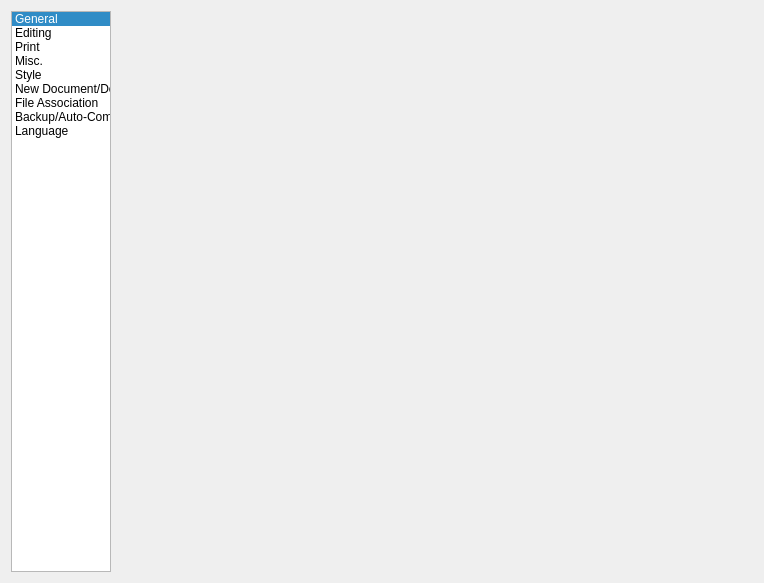
This is src/ainesmile/Dialogs/preferencedialog.ui in missdeer/ainesmile as Qt 5 draws it before an edit. The edited form follows.
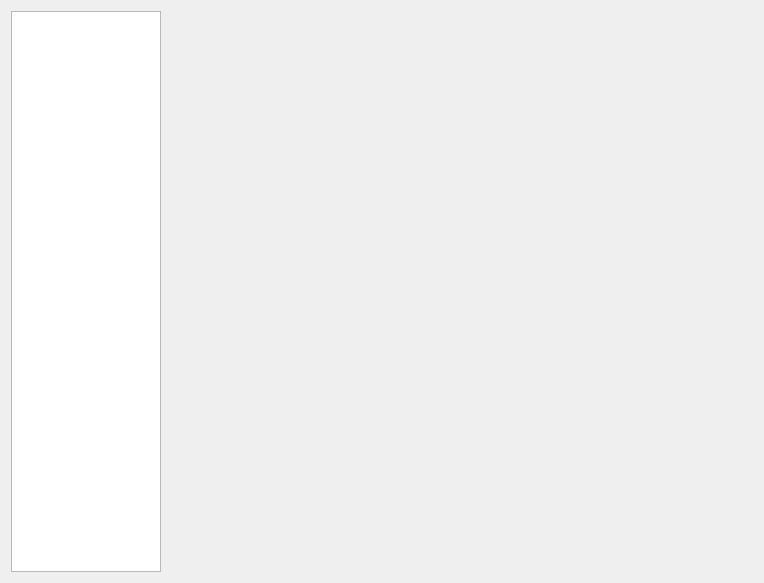
This is the edited form. Icons and pictures are not drawn.

Commit message: (*)preference dialog WIP

```diff
--- a/src/ainesmile/Dialogs/preferencedialog.ui
+++ b/src/ainesmile/Dialogs/preferencedialog.ui
@@ -19,7 +19,7 @@
   </property>
   <layout class="QHBoxLayout" name="horizontalLayout">
    <item>
-    <widget class="QListWidget" name="listWidget">
+    <widget class="QListView" name="listView">
      <property name="sizePolicy">
       <sizepolicy hsizetype="Maximum" vsizetype="Expanding">
        <horstretch>0</horstretch>
@@ -28,7 +28,7 @@
      </property>
      <property name="maximumSize">
       <size>
-       <width>100</width>
+       <width>150</width>
        <height>16777215</height>
       </size>
      </property>
@@ -47,126 +47,6 @@
      <property name="selectionBehavior">
       <enum>QAbstractItemView::SelectRows</enum>
      </property>
-     <property name="iconSize">
-      <size>
-       <width>32</width>
-       <height>32</height>
-      </size>
-     </property>
-     <property name="textElideMode">
-      <enum>Qt::ElideMiddle</enum>
-     </property>
-     <property name="movement">
-      <enum>QListView::Free</enum>
-     </property>
-     <property name="flow">
-      <enum>QListView::TopToBottom</enum>
-     </property>
-     <property name="isWrapping" stdset="0">
-      <bool>false</bool>
-     </property>
-     <property name="resizeMode">
-      <enum>QListView::Adjust</enum>
-     </property>
-     <property name="layoutMode">
-      <enum>QListView::SinglePass</enum>
-     </property>
-     <property name="viewMode">
-      <enum>QListView::ListMode</enum>
-     </property>
-     <property name="uniformItemSizes">
-      <bool>false</bool>
-     </property>
-     <property name="wordWrap">
-      <bool>false</bool>
-     </property>
-     <property name="selectionRectVisible">
-      <bool>false</bool>
-     </property>
-     <property name="currentRow">
-      <number>0</number>
-     </property>
-     <item>
-      <property name="text">
-       <string>General</string>
-      </property>
-      <property name="icon">
-       <iconset resource="../ainesmile.qrc">
-        <normaloff>:/rc/image/config/category_general.png</normaloff>:/rc/image/config/category_general.png</iconset>
-      </property>
-     </item>
-     <item>
-      <property name="text">
-       <string>Editing</string>
-      </property>
-      <property name="icon">
-       <iconset resource="../ainesmile.qrc">
-        <normaloff>:/rc/image/config/category_editing.png</normaloff>:/rc/image/config/category_editing.png</iconset>
-      </property>
-     </item>
-     <item>
-      <property name="text">
-       <string>Print</string>
-      </property>
-      <property name="icon">
-       <iconset resource="../ainesmile.qrc">
-        <normaloff>:/rc/image/config/category_print.png</normaloff>:/rc/image/config/category_print.png</iconset>
-      </property>
-     </item>
-     <item>
-      <property name="text">
-       <string>Misc.</string>
-      </property>
-      <property name="icon">
-       <iconset resource="../ainesmile.qrc">
-        <normaloff>:/rc/image/config/category_misc.png</normaloff>:/rc/image/config/category_misc.png</iconset>
-      </property>
-     </item>
-     <item>
-      <property name="text">
-       <string>Style</string>
-      </property>
-      <property name="icon">
-       <iconset resource="../ainesmile.qrc">
-        <normaloff>:/rc/image/config/category_style.png</normaloff>:/rc/image/config/category_style.png</iconset>
-      </property>
-     </item>
-     <item>
-      <property name="text">
-       <string>New Document/Default Directory</string>
-      </property>
-      <property name="icon">
-       <iconset resource="../ainesmile.qrc">
-        <normaloff>:/rc/image/config/category_document.png</normaloff>:/rc/image/config/category_document.png</iconset>
-      </property>
-     </item>
-     <item>
-      <property name="text">
-       <string>File Association</string>
-      </property>
-      <property name="icon">
-       <iconset resource="../ainesmile.qrc">
-        <normaloff>:/rc/image/config/category_fileassociation.png</normaloff>:/rc/image/config/category_fileassociation.png</iconset>
-      </property>
-     </item>
-     <item>
-      <property name="text">
-       <string>Backup/Auto-Completion</string>
-      </property>
-      <property name="icon">
-       <iconset resource="../ainesmile.qrc">
-        <normaloff>:/rc/image/config/category_backup.png</normaloff>:/rc/image/config/category_backup.png</iconset>
-      </property>
-     </item>
-     <item>
-      <property name="text">
-       <string>Language</string>
-      </property>
-      <property name="icon">
-       <iconset resource="../ainesmile.qrc">
-        <normaloff>:/rc/image/config/category_language.png</normaloff>:/rc/image/config/category_language.png</iconset>
-      </property>
-     </item>
     </widget>
    </item>
    <item>
```
Left out of the diff: 8 changed lines with no effect on the pictures.
